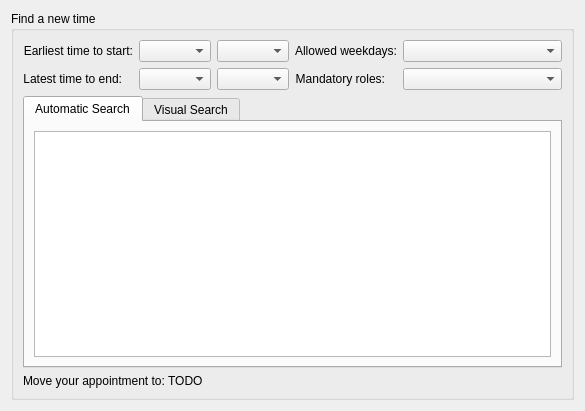
The window that incidenceeditor-ng/schedulingdialog.ui (chusopr/kdepim-ktimetracker-akonadi) describes before a commit, drawn with Qt 5.
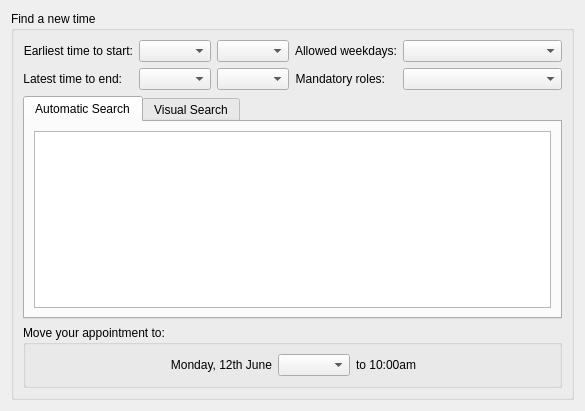
The same window after the commit. Custom widgets are drawn as their Qt base class.

Commit message: Add the "Move appointment to" section of the scheduling dialog. This allows the user to select a free time slot from the list view, and move the appointment to a slot that is a subset of the larger slot and lasts for the duration of the appointment.

```diff
--- a/incidenceeditor-ng/schedulingdialog.ui
+++ b/incidenceeditor-ng/schedulingdialog.ui
@@ -13,13 +13,13 @@
   <property name="windowTitle">
    <string>Schedule a time</string>
   </property>
-  <layout class="QVBoxLayout" name="verticalLayout">
+  <layout class="QHBoxLayout" name="horizontalLayout_5">
    <item>
     <widget class="QGroupBox" name="groupBox">
      <property name="title">
       <string>Find a new time</string>
      </property>
-     <layout class="QVBoxLayout" name="verticalLayout_3">
+     <layout class="QVBoxLayout" name="verticalLayout">
       <item>
        <layout class="QHBoxLayout" name="horizontalLayout_3">
         <item>
@@ -190,10 +190,62 @@
        </widget>
       </item>
       <item>
-       <widget class="QLabel" name="label_4">
-        <property name="text">
-         <string>Move your appointment to: TODO</string>
+       <widget class="QGroupBox" name="mMoveApptGroupBox">
+        <property name="title">
+         <string>Move your appointment to:</string>
         </property>
+        <layout class="QVBoxLayout" name="verticalLayout_3">
+         <item>
+          <layout class="QHBoxLayout" name="horizontalLayout_4">
+           <item>
+            <spacer name="horizontalSpacer">
+             <property name="orientation">
+              <enum>Qt::Horizontal</enum>
+             </property>
+             <property name="sizeHint" stdset="0">
+              <size>
+               <width>40</width>
+               <height>20</height>
+              </size>
+             </property>
+            </spacer>
+           </item>
+           <item>
+            <widget class="QLabel" name="mMoveDayLabel">
+             <property name="text">
+              <string>Monday, 12th June</string>
+             </property>
+             <property name="alignment">
+              <set>Qt::AlignRight|Qt::AlignTrailing|Qt::AlignVCenter</set>
+             </property>
+            </widget>
+           </item>
+           <item>
+            <widget class="KPIM::KTimeEdit" name="mMoveBeginTimeEdit"/>
+           </item>
+           <item>
+            <widget class="QLabel" name="mMoveEndTimeLabel">
+             <property name="text">
+              <string>to 10:00am</string>
+             </property>
+            </widget>
+           </item>
+           <item>
+            <spacer name="horizontalSpacer_2">
+             <property name="orientation">
+              <enum>Qt::Horizontal</enum>
+             </property>
+             <property name="sizeHint" stdset="0">
+              <size>
+               <width>40</width>
+               <height>20</height>
+              </size>
+             </property>
+            </spacer>
+           </item>
+          </layout>
+         </item>
+        </layout>
        </widget>
       </item>
      </layout>
```
The commit also changes 3 other files.
